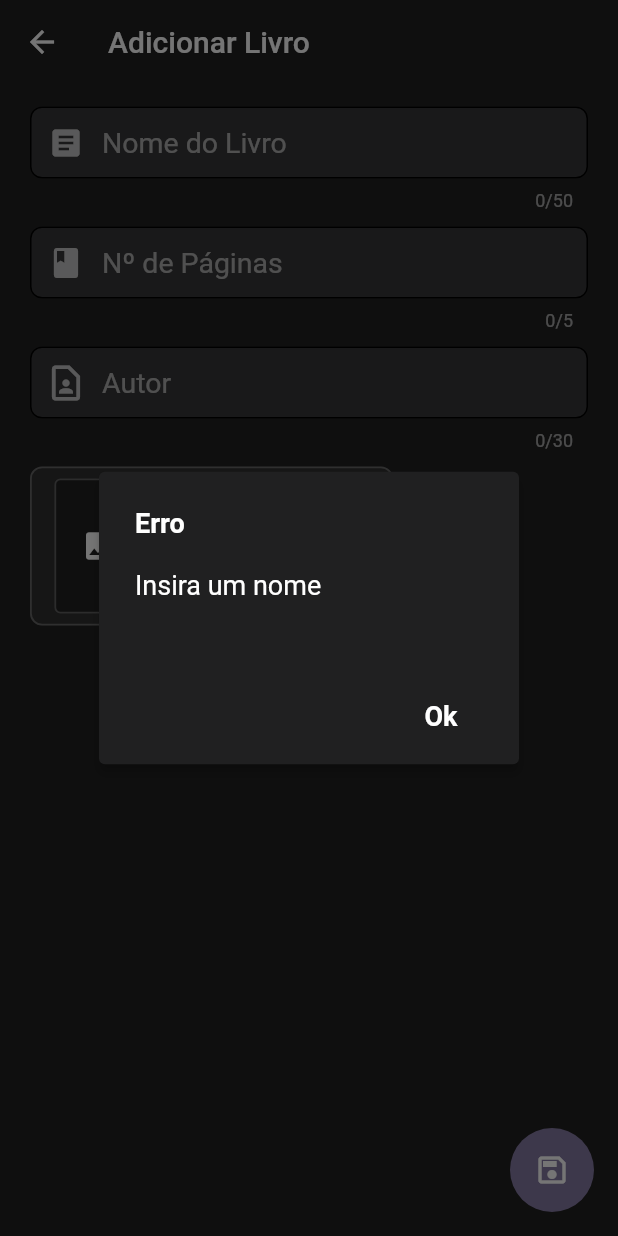
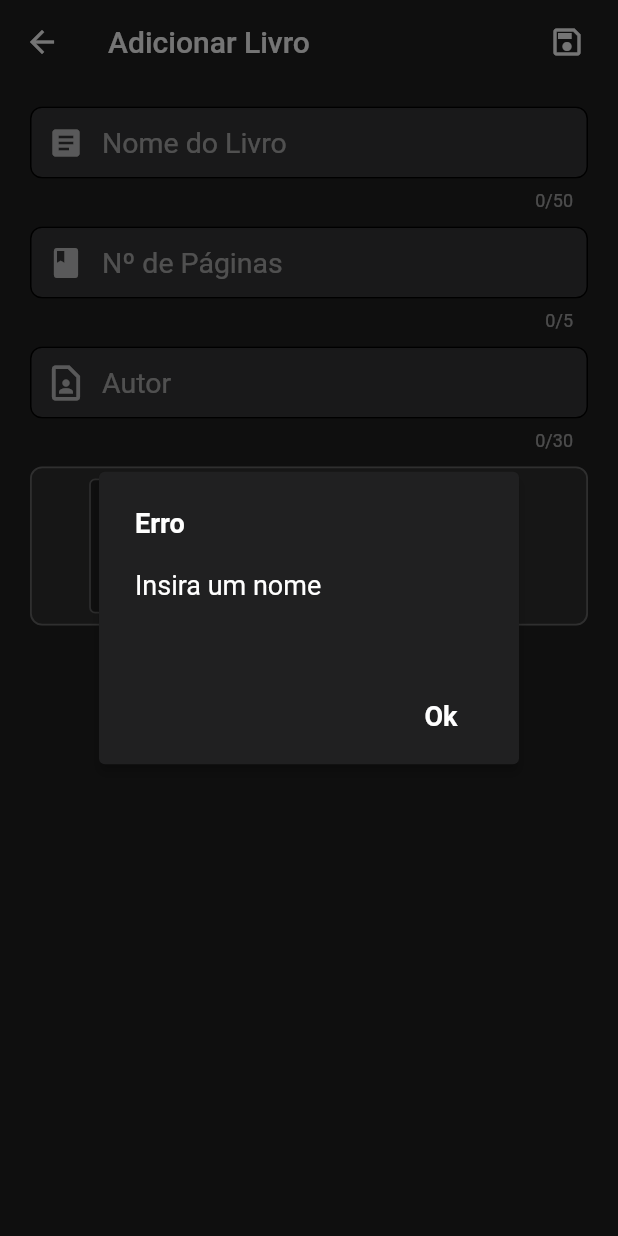
Before and after one commit to Fschmatz/booktrackerv2, a Flutter app: the AddLivro screen opened directly with empty values, after a tap on the "save" icon, on a phone screen of 412 x 824 dp. Run offline on Flutter 3.47's test engine with Material 2 defaults, Android fonts, the phone set to English and light mode, and no system bars; our stand-ins replace flutter_native_image, image_picker, shared_preferences, sqflite; missing offline and left inert: a package; accounts and stored records are empty.

Commit message:
Update 3.0

```diff
--- a/lib/ui/addLivro.dart
+++ b/lib/ui/addLivro.dart
@@ -31,8 +31,11 @@ class _AddLivroState extends State<AddLivro> {
   pickGallery() async {
     final pickedFile = await imagePicker.getImage(source: ImageSource.gallery);
 
-    File compressedFile = await FlutterNativeImage.compressImage(pickedFile.path, quality: 95,
-        targetWidth: 325, targetHeight: 475);
+    File compressedFile = await FlutterNativeImage.compressImage(
+        pickedFile.path,
+        quality: 95,
+        targetWidth: 325,
+        targetHeight: 475);
 
     if (compressedFile == null) {
       return;
@@ -43,10 +46,8 @@ class _AddLivroState extends State<AddLivro> {
     }
   }
 
-
   //AUTOR E PAGINAS PODE SER NULO
   void _salvarLivro() async {
-
     Map<String, dynamic> row = {
       LivroDao.columnNome: customControllerNomeLivro.text,
       LivroDao.columnNumPaginas: customControllerPaginas.text.isEmpty
@@ -54,7 +55,7 @@ class _AddLivroState extends State<AddLivro> {
           : int.parse(customControllerPaginas.text),
       LivroDao.columnAutor: customControllerAutor.text,
       LivroDao.columnLido: 0, //sempre 0, = não lido
-      LivroDao.columnCapa :  capa == null ?  null : capa.readAsBytesSync(),
+      LivroDao.columnCapa: capa == null ? null : capa.readAsBytesSync(),
     };
     final id = await dbLivro.insert(row);
     print('id inserido = $id');
@@ -65,15 +66,6 @@ class _AddLivroState extends State<AddLivro> {
     String erros = "";
     if (customControllerNomeLivro.text.isEmpty) {
       erros += "Insira um nome\n";
-    }
-    if (customControllerNomeLivro.text.length > 50) {
-      erros += "Nome muito extenso\n";
-    }
-    if (customControllerAutor.text.length > 30) {
-      erros += "Autor muito extenso\n";
-    }
-    if (customControllerPaginas.text.length > 5) {
-      erros += "Páginas muito extenso\n";
     }
     return erros;
   }
@@ -113,8 +105,8 @@ class _AddLivroState extends State<AddLivro> {
     );
   }
 
+  var _tapPosition;
 
-  var _tapPosition;
   _showPopupMenuRemoverCapa() async {
     final RenderBox overlay = Overlay.of(context).context.findRenderObject();
     await showMenu(
@@ -124,13 +116,9 @@ class _AddLivroState extends State<AddLivro> {
       ),
       context: context,
       position: RelativeRect.fromRect(
-          _tapPosition & Size(40, 40),
-          Offset.zero & overlay.size),
+          _tapPosition & Size(40, 40), Offset.zero & overlay.size),
       items: [
-        PopupMenuItem(
-            value: 1,
-            child: Text("Remover Capa")
-        ),
+        PopupMenuItem(value: 1, child: Text("Remover Capa")),
       ],
       elevation: 2.0,
     ).then((value) => {
@@ -155,6 +143,24 @@ class _AddLivroState extends State<AddLivro> {
       appBar: AppBar(
         elevation: 0.0,
         title: Text('Adicionar Livro'),
+        actions: [
+          Padding(
+            padding: const EdgeInsets.fromLTRB(0, 0, 10, 0),
+            child: IconButton(
+              icon: Icon(Icons.save_outlined),
+              tooltip: 'Salvar',
+              onPressed: () {
+                if (checkProblemas().isEmpty) {
+                  _salvarLivro();
+                  widget.refreshLista();
+                  Navigator.of(context).pop();
+                } else {
+                  showAlertDialogErros(context);
+                }
+              },
+            ),
+          ),
+        ],
       ),
       body: SingleChildScrollView(
         padding: EdgeInsets.fromLTRB(20, 10, 20, 10),
@@ -162,7 +168,7 @@ class _AddLivroState extends State<AddLivro> {
           crossAxisAlignment: CrossAxisAlignment.start,
           mainAxisSize: MainAxisSize.min,
           children: [
-            SizedBox(
+            const SizedBox(
               height: 5,
             ),
 
@@ -170,7 +176,7 @@ class _AddLivroState extends State<AddLivro> {
               minLines: 1,
               maxLines: 2,
               maxLength: 50,
-              maxLengthEnforced: true,
+              maxLengthEnforcement: MaxLengthEnforcement.enforced,
               textCapitalization: TextCapitalization.sentences,
               keyboardType: TextInputType.name,
               controller: customControllerNomeLivro,
@@ -192,7 +198,7 @@ class _AddLivroState extends State<AddLivro> {
                 fontSize: 19,
               ),
             ),
-            SizedBox(
+            const SizedBox(
               height: 10,
             ),
 
@@ -205,7 +211,7 @@ class _AddLivroState extends State<AddLivro> {
               minLines: 1,
               maxLines: 2,
               maxLength: 5,
-              maxLengthEnforced: true,
+              maxLengthEnforcement: MaxLengthEnforcement.enforced,
               textCapitalization: TextCapitalization.sentences,
               keyboardType: TextInputType.numberWithOptions(decimal: false),
               controller: customControllerPaginas,
@@ -227,7 +233,7 @@ class _AddLivroState extends State<AddLivro> {
                 fontSize: 19,
               ),
             ),
-            SizedBox(
+            const SizedBox(
               height: 10,
             ),
 
@@ -236,7 +242,7 @@ class _AddLivroState extends State<AddLivro> {
               minLines: 1,
               maxLines: 2,
               maxLength: 30,
-              maxLengthEnforced: true,
+              maxLengthEnforcement: MaxLengthEnforcement.enforced,
               textCapitalization: TextCapitalization.sentences,
               keyboardType: TextInputType.name,
               controller: customControllerAutor,
@@ -259,14 +265,11 @@ class _AddLivroState extends State<AddLivro> {
                 fontSize: 19,
               ),
             ),
-            SizedBox(
+            const SizedBox(
               height: 10,
             ),
 
-
-            Padding(
-              padding: const EdgeInsets.fromLTRB(0, 0, 130, 0),
-              child: Card(
+            Card(
                 color: Theme.of(context).canvasColor,
                 margin: EdgeInsets.all(0),
                 shape: RoundedRectangleBorder(
@@ -280,18 +283,16 @@ class _AddLivroState extends State<AddLivro> {
                 ),
                 elevation: 0,
                 child: InkWell(
-
                   onTap: pickGallery,
                   onTapDown: _storePosition,
-                    onLongPress:  _showPopupMenuRemoverCapa,
-
+                  onLongPress: _showPopupMenuRemoverCapa,
                   customBorder: RoundedRectangleBorder(
                     borderRadius: BorderRadius.circular(8),
                   ),
                   child: Padding(
                     padding: const EdgeInsets.fromLTRB(0, 4, 3, 4),
                     child: Row(
-                        mainAxisAlignment: MainAxisAlignment.spaceAround,
+                        mainAxisAlignment: MainAxisAlignment.spaceEvenly,
                         children: [
                           Card(
                             shape: RoundedRectangleBorder(
@@ -324,39 +325,26 @@ class _AddLivroState extends State<AddLivro> {
                                     ),
                                   ),
                           ),
-                        Text("Adicionar Capa", style: TextStyle(fontSize: 18),),
-
+                          const SizedBox(
+                            width: 1,
+                          ),
+                          Text(
+                            "Adicionar Capa",
+                            style: TextStyle(fontSize: 18),
+                          ),
+                          const SizedBox(
+                            width: 1,
+                          ),
                         ]),
                   ),
                 )),
-            ),
 
-            SizedBox(
+            const SizedBox(
               height: 100,
             ),
           ],
         ),
       ),
-      floatingActionButton: Container(
-        alignment: Alignment.bottomRight,
-        child: FloatingActionButton(
-          elevation: 0.0,
-          onPressed: () {
-            if (checkProblemas().isEmpty) {
-              _salvarLivro();
-              widget.refreshLista();
-              Navigator.of(context).pop();
-            } else {
-              showAlertDialogErros(context);
-            }
-          },
-          child: Icon(
-            Icons.save_outlined,
-            color: Colors.white,
-          ),
-          // elevation: 5.0,
-        ),
-      ),
     );
   }
 }
--- a/pubspec.yaml
+++ b/pubspec.yaml
@@ -15,7 +15,7 @@ publish_to: 'none' # Remove this line if you wish to publish to pub.dev
 # In iOS, build-name is used as CFBundleShortVersionString while build-number used as CFBundleVersion.
 # Read more about iOS versioning at
 # https://developer.apple.com/library/archive/documentation/General/Reference/InfoPlistKeyReference/Articles/CoreFoundationKeys.html
-version: 1.0.0+1
+version: 3.0.0
 
 environment:
   sdk: ">=2.7.0 <3.0.0"
```
Also changed, not shown: lib/pages/home.dart (+17 -28 lines), lib/ui/cardLivro.dart (+0 -7 lines), lib/ui/updateLivro.dart (+36 -46 lines), lib/util/versaoNomeChangelog.dart (+9 -4 lines), pubspec.lock. Lines whose indentation alone changed are shown as unchanged.
